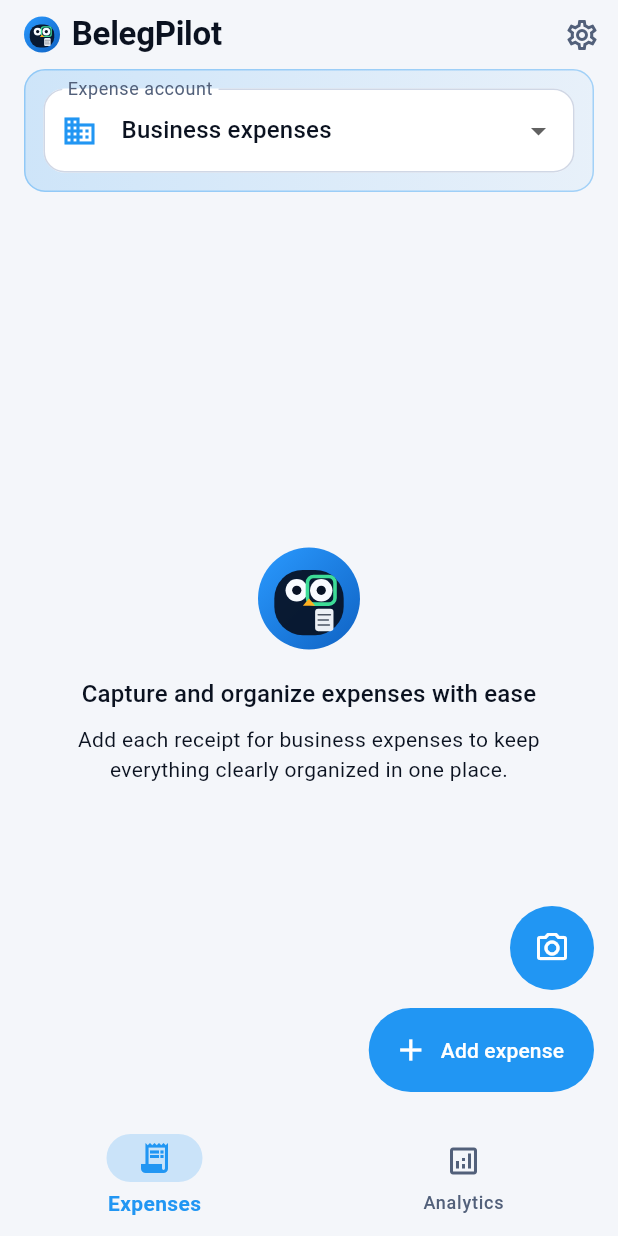
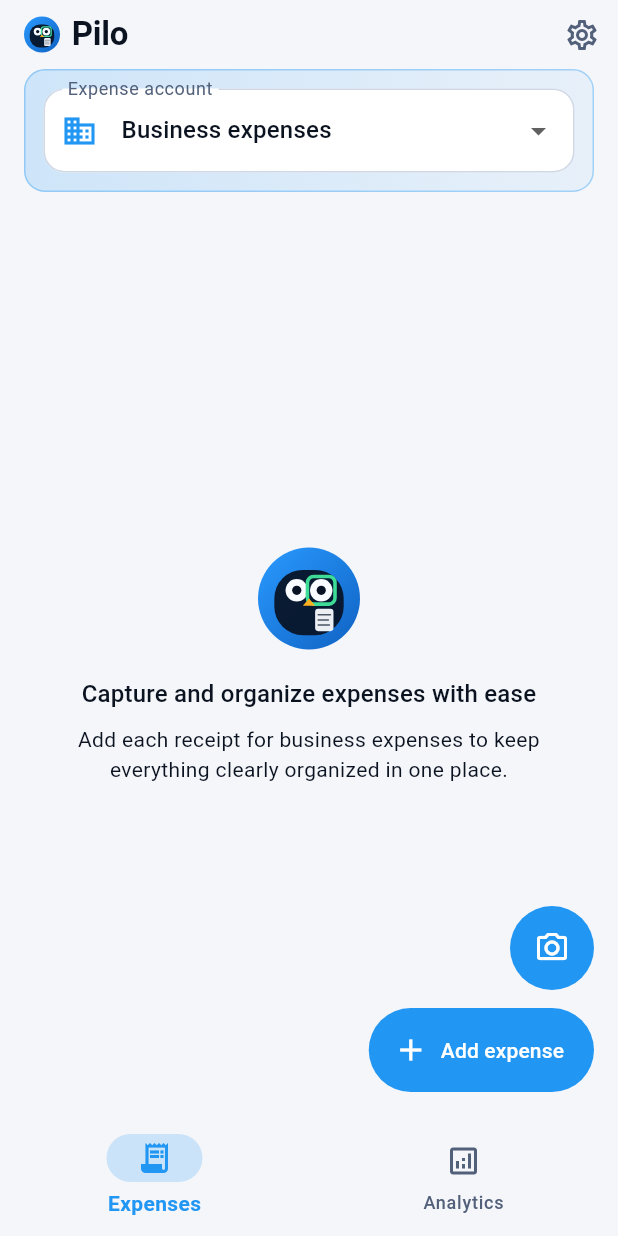
Before and after one commit to Clemens-Toegel/finanzplaner, a Flutter app: the screen it shows after launch, on a phone screen of 412 x 824 dp. Run offline on Flutter 3.47's test engine with Material 3 defaults, Android fonts, the phone set to English and light mode, and no system bars; our stand-ins replace freezed_annotation, image_picker, pdf, printing, share_plus, sqflite; missing offline and left inert: excel, google_mlkit_text_recognition; accounts and stored records are empty.

Commit message:
chore: change app name

```diff
--- a/lib/gen/app_localizations.dart
+++ b/lib/gen/app_localizations.dart
@@ -101,13 +101,13 @@ abstract class AppLocalizations {
   /// No description provided for @appTitle.
   ///
   /// In de, this message translates to:
-  /// **'BelegPilot'**
+  /// **'Pilo'**
   String get appTitle;
 
   /// No description provided for @taxRefundPurchasesTitle.
   ///
   /// In de, this message translates to:
-  /// **'BelegPilot'**
+  /// **'Pilo'**
   String get taxRefundPurchasesTitle;
 
   /// No description provided for @exportPdfTooltip.
--- a/lib/gen/app_localizations_de.dart
+++ b/lib/gen/app_localizations_de.dart
@@ -9,10 +9,10 @@ class AppLocalizationsDe extends AppLocalizations {
   AppLocalizationsDe([String locale = 'de']) : super(locale);
 
   @override
-  String get appTitle => 'BelegPilot';
+  String get appTitle => 'Pilo';
 
   @override
-  String get taxRefundPurchasesTitle => 'BelegPilot';
+  String get taxRefundPurchasesTitle => 'Pilo';
 
   @override
   String get exportPdfTooltip => 'PDF exportieren';
--- a/lib/gen/app_localizations_en.dart
+++ b/lib/gen/app_localizations_en.dart
@@ -9,10 +9,10 @@ class AppLocalizationsEn extends AppLocalizations {
   AppLocalizationsEn([String locale = 'en']) : super(locale);
 
   @override
-  String get appTitle => 'BelegPilot';
+  String get appTitle => 'Pilo';
 
   @override
-  String get taxRefundPurchasesTitle => 'BelegPilot';
+  String get taxRefundPurchasesTitle => 'Pilo';
 
   @override
   String get exportPdfTooltip => 'Export PDF';
--- a/lib/l10n/app_de.arb
+++ b/lib/l10n/app_de.arb
@@ -1,7 +1,7 @@
 {
   "@@locale": "de",
-  "appTitle": "BelegPilot",
-  "taxRefundPurchasesTitle": "BelegPilot",
+  "appTitle": "Pilo",
+  "taxRefundPurchasesTitle": "Pilo",
   "exportPdfTooltip": "PDF exportieren",
   "expenseAccountLabel": "Ausgabenkonto",
   "accountSettingsTitle": "Kontoeinstellungen",
--- a/lib/l10n/app_en.arb
+++ b/lib/l10n/app_en.arb
@@ -1,7 +1,7 @@
 {
   "@@locale": "en",
-  "appTitle": "BelegPilot",
-  "taxRefundPurchasesTitle": "BelegPilot",
+  "appTitle": "Pilo",
+  "taxRefundPurchasesTitle": "Pilo",
   "exportPdfTooltip": "Export PDF",
   "expenseAccountLabel": "Expense account",
   "accountSettingsTitle": "Account settings",
--- a/pubspec.yaml
+++ b/pubspec.yaml
@@ -1,5 +1,5 @@
-name: finanzplaner
-description: "BelegPilot – OCR-powered expense capture and organization app."
+name: pilo
+description: "Pilo – OCR-powered expense capture and organization app."
 # The following line prevents the package from being accidentally published to
 # pub.dev using `flutter pub publish`. This is preferred for private packages.
 publish_to: 'none' # Remove this line if you wish to publish to pub.dev
```
Also changed, not shown: 3 other files.
